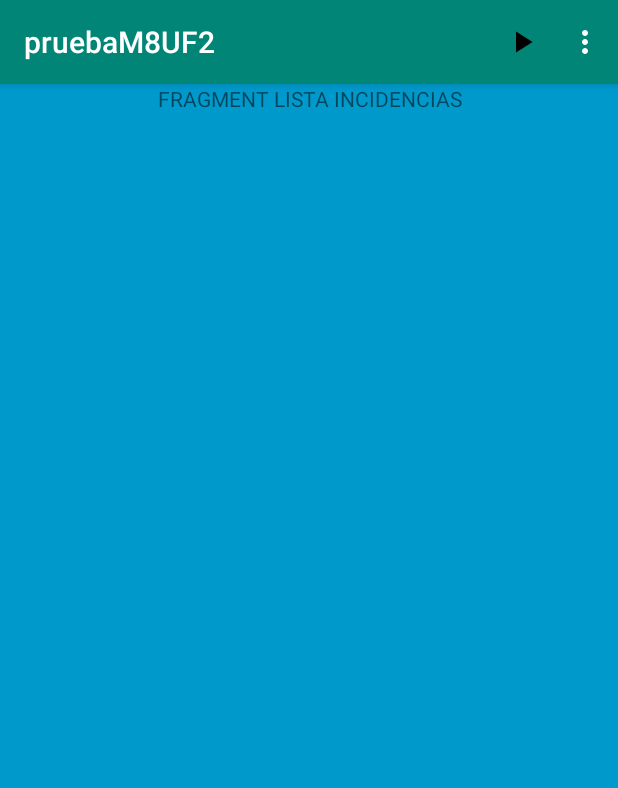
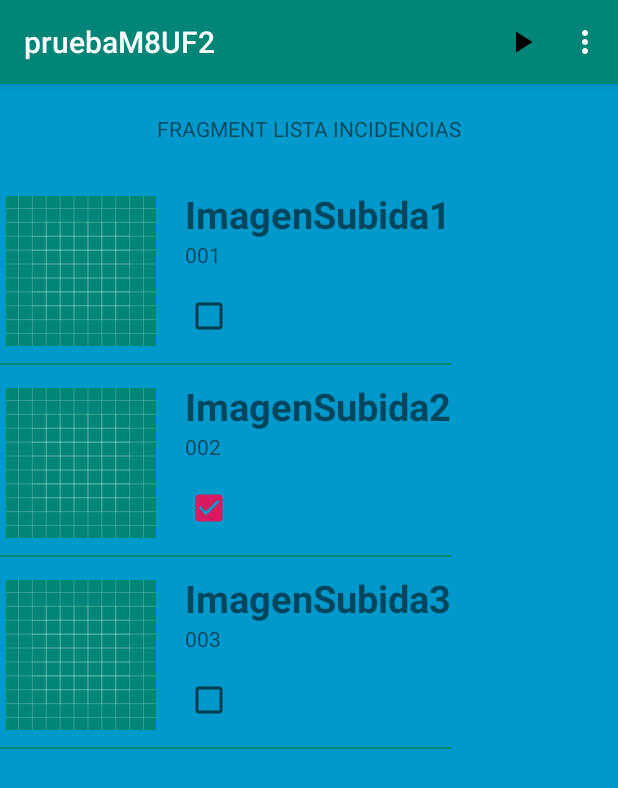
Before and after one commit to isaacmartinezimv/TestingFeatures, an Android app: the screen it shows after launch (MainActivity), in the options menu, after a tap on "Ver Incidencias", on a phone screen of 412 x 824 dp. Shown: the top 788 px of the screen. Run offline under Robolectric (Android 15) with nearby library versions, the phone set to English and light mode, and no system bars; our stand-ins replace Firebase (no records; nobody signed in at launch, a user with empty details on screens opened directly).

Commit message:
Recycler showing data in local
Not in fireBase

```diff
--- a/app/src/main/java/com/example/isaac/pruebam8uf2/FragmentListaIncidencias.java
+++ b/app/src/main/java/com/example/isaac/pruebam8uf2/FragmentListaIncidencias.java
@@ -4,9 +4,13 @@ import android.content.Context;
 import android.net.Uri;
 import android.os.Bundle;
 import android.support.v4.app.Fragment;
+import android.support.v7.widget.LinearLayoutManager;
+import android.support.v7.widget.RecyclerView;
 import android.view.LayoutInflater;
 import android.view.View;
 import android.view.ViewGroup;
+
+import java.util.ArrayList;
 
 
 /**
@@ -28,6 +32,10 @@ public class FragmentListaIncidencias extends Fragment {
     private String mParam2;
 
     private OnFragmentInteractionListener mListener;
+
+    RecyclerView recyclerView;
+    ArrayList<ImageUploadInfo> mylist;
+
 
     public FragmentListaIncidencias() {
         // Required empty public constructor
@@ -64,7 +72,27 @@ public class FragmentListaIncidencias extends Fragment {
     public View onCreateView(LayoutInflater inflater, ViewGroup container,
                              Bundle savedInstanceState) {
         // Inflate the layout for this fragment
-        return inflater.inflate(R.layout.fragment_lista_incidencias, container, false);
+        View view = inflater.inflate(R.layout.fragment_lista_incidencias, container, false);
+
+        mylist = new ArrayList<>();
+        recyclerView = view.findViewById(R.id.recyclerId);
+
+        recyclerView.setLayoutManager(new LinearLayoutManager(getContext()));
+
+        llenarLista();
+
+        recyclerAdapter adapter = new recyclerAdapter(mylist);
+        recyclerView.setAdapter(adapter);
+
+
+        return view;
+    }
+
+    private void llenarLista() {
+        mylist.add(new ImageUploadInfo("ImagenSubida1","001",false));
+        mylist.add(new ImageUploadInfo("ImagenSubida2","002",true));
+        mylist.add(new ImageUploadInfo("ImagenSubida3","003",false));
+
     }
 
     // TODO: Rename method, update argument and hook method into UI event
--- /dev/null
+++ b/app/src/main/java/com/example/isaac/pruebam8uf2/recyclerAdapter.java
@@ -0,0 +1,54 @@
+package com.example.isaac.pruebam8uf2;
+
+import android.support.annotation.NonNull;
+import android.support.v7.widget.RecyclerView;
+import android.view.LayoutInflater;
+import android.view.View;
+import android.view.ViewGroup;
+import android.widget.CheckBox;
+import android.widget.ImageView;
+import android.widget.TextView;
+
+import java.util.ArrayList;
+
+public class recyclerAdapter extends RecyclerView.Adapter<recyclerAdapter.recyclerViewHolder> {
+
+    ArrayList<ImageUploadInfo> mylist;
+
+    public recyclerAdapter(ArrayList<ImageUploadInfo> mylist) {
+        this.mylist = mylist;
+    }
+
+    @Override
+    public recyclerViewHolder onCreateViewHolder( ViewGroup parent, int position) {
+        View view = LayoutInflater.from(parent.getContext()).inflate(R.layout.item_list,null,false);
+
+        return new recyclerViewHolder(view);
+    }
+
+    @Override
+    public void onBindViewHolder(recyclerViewHolder holder, int position) {
+        holder.myName.setText(mylist.get(position).getImageName());
+        holder.myCheckBox.setChecked(mylist.get(position).isStatus());
+        holder.myInfo.setText((mylist.get(position).getImageURL()));
+    }
+
+    @Override
+    public int getItemCount() {
+        return mylist.size();
+    }
+
+    public class recyclerViewHolder extends RecyclerView.ViewHolder {
+        TextView myName, myInfo;
+        ImageView myImage;
+        CheckBox myCheckBox;
+
+        public recyclerViewHolder(View itemView) {
+            super(itemView);
+            myName = itemView.findViewById(R.id.idNombre);
+            myInfo = itemView.findViewById(R.id.idInfo);
+            myImage = itemView.findViewById(R.id.idImagen);
+            myCheckBox = itemView.findViewById(R.id.idCheckBox);
+        }
+    }
+}
--- /dev/null
+++ b/app/src/main/res/drawable/ic_close_black_24dp.xml
@@ -0,0 +1,9 @@
+<vector xmlns:android="http://schemas.android.com/apk/res/android"
+        android:width="24dp"
+        android:height="24dp"
+        android:viewportWidth="24.0"
+        android:viewportHeight="24.0">
+    <path
+        android:fillColor="#FF000000"
+        android:pathData="M19,6.41L17.59,5 12,10.59 6.41,5 5,6.41 10.59,12 5,17.59 6.41,19 12,13.41 17.59,19 19,17.59 13.41,12z"/>
+</vector>
--- a/app/src/main/res/layout/fragment_lista_incidencias.xml
+++ b/app/src/main/res/layout/fragment_lista_incidencias.xml
@@ -1,15 +1,26 @@
 <?xml version="1.0" encoding="utf-8"?>
-<FrameLayout xmlns:android="http://schemas.android.com/apk/res/android"
+<LinearLayout xmlns:android="http://schemas.android.com/apk/res/android"
     xmlns:tools="http://schemas.android.com/tools"
     android:layout_width="match_parent"
     android:layout_height="match_parent"
+    android:background="@android:color/holo_blue_dark"
     tools:context=".FragmentListaIncidencias"
-    android:background="@android:color/holo_blue_dark">
+    android:orientation="vertical">
 
     <TextView
+        android:layout_width="wrap_content"
+        android:layout_height="wrap_content"
+        android:text="FRAGMENT LISTA INCIDENCIAS"
+        android:layout_gravity="center"
+        android:layout_marginBottom="20dp"
+        android:layout_marginTop="20dp"/>
+
+    <android.support.v7.widget.RecyclerView
+        android:id="@+id/recyclerId"
         android:layout_width="match_parent"
-        android:layout_height="match_parent"
-        android:text="FRAGMENT LISTA INCIDENCIAS"
-        android:textAlignment="center"/>
+        android:layout_height="wrap_content">
 
-</FrameLayout>
+    </android.support.v7.widget.RecyclerView>
+
+
+</LinearLayout>
--- a/app/src/main/res/layout/item_list.xml
+++ b/app/src/main/res/layout/item_list.xml
@@ -1,8 +1,10 @@
 <?xml version="1.0" encoding="utf-8"?>
-<LinearLayout xmlns:android="http://schemas.android.com/apk/res/android"
+
+<LinearLayout
+    xmlns:android="http://schemas.android.com/apk/res/android"
+    android:orientation="vertical"
     android:layout_width="match_parent"
-    android:layout_height="match_parent"
-    android:orientation="vertical">
+    android:layout_height="match_parent">
 
     <LinearLayout
         android:layout_width="match_parent"
@@ -15,18 +17,19 @@
             android:layout_height="100dp"
             android:src="@drawable/ic_launcher_background"
             android:layout_marginTop="15dp"
-            android:layout_marginRight="10dp"/>
+            android:layout_marginRight="15dp"/>
 
         <LinearLayout
-            android:layout_width="wrap_content"
-            android:layout_height="wrap_content"
-            android:orientation="horizontal">
+            android:layout_width="match_parent"
+            android:layout_height="match_parent"
+            android:orientation="vertical">
 
             <TextView
                 android:id="@+id/idNombre"
                 android:layout_width="wrap_content"
                 android:layout_height="wrap_content"
                 android:text="Nombre"
+                android:layout_marginTop="10dp"
                 android:textSize="25sp"
                 android:textStyle="bold"/>
 
@@ -34,19 +37,21 @@
                 android:id="@+id/idInfo"
                 android:layout_width="wrap_content"
                 android:layout_height="wrap_content"
-                android:text="Description"
+                android:text="Descripción"
                 android:layout_marginBottom="15dp"
-                android:layout_marginRight="10dp"/>
+                android:layout_marginRight="10dp" />
 
+            <CheckBox
+                android:id="@+id/idCheckBox"
+                android:layout_width="wrap_content"
+                android:layout_height="wrap_content"
+                />
         </LinearLayout>
-
     </LinearLayout>
-
     <TextView
         android:layout_width="match_parent"
         android:layout_height="1dp"
         android:background="@color/colorPrimary"
-        android:layout_below="@+id/idImagen"
-        android:layout_marginTop="11dp"/>
-
+        android:layout_marginTop="11dp"
+        android:layout_below="@id/idImagen"/>
 </LinearLayout>
```
